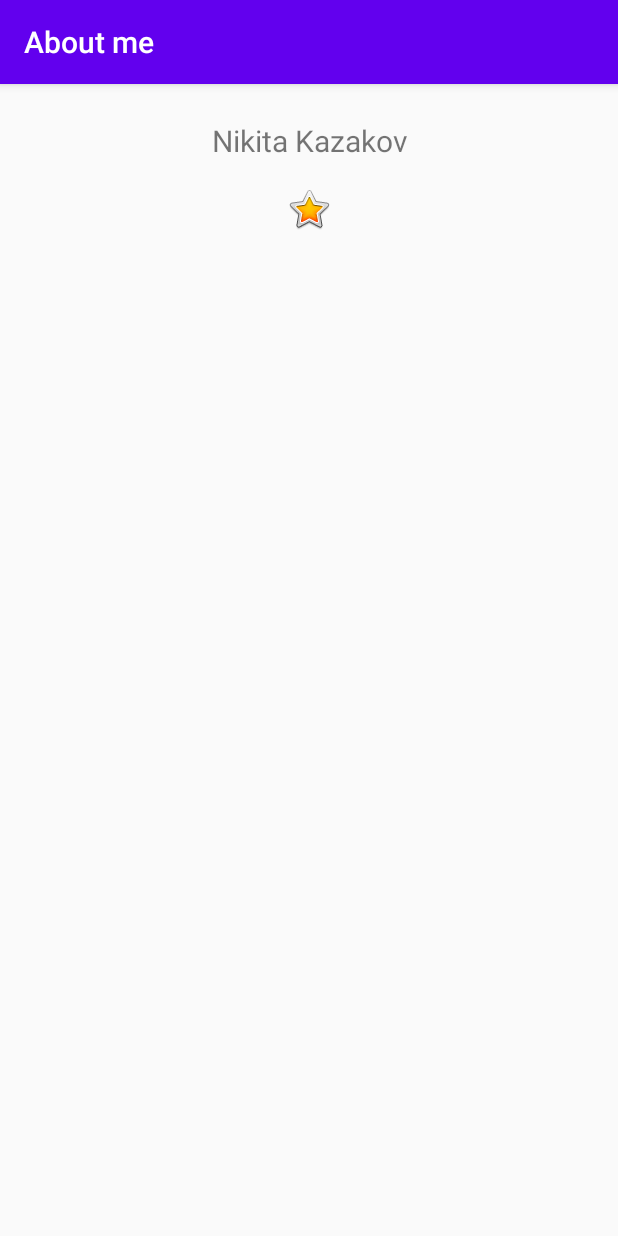
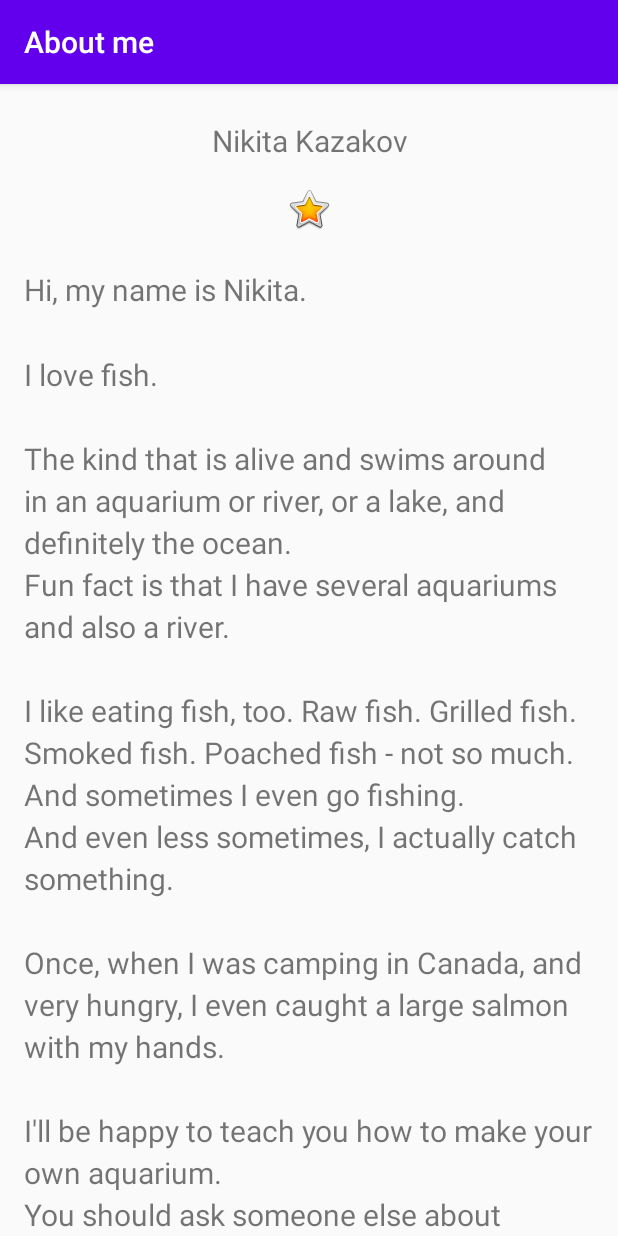
Before and after one commit to Xtrave/AboutMe, an Android app: the screen it shows after launch (MainActivity), on a phone screen of 412 x 824 dp. Run offline under Robolectric (Android 15) with nearby library versions, the phone set to English and light mode, and no system bars; Roboto replaces fonts that are not available here.

Commit message:
All about me

```diff
--- a/app/src/main/res/layout/activity_main.xml
+++ b/app/src/main/res/layout/activity_main.xml
@@ -5,7 +5,9 @@
     android:layout_width="match_parent"
     android:layout_height="match_parent"
     android:orientation="vertical"
-    tools:context=".MainActivity">
+    tools:context=".MainActivity"
+    android:paddingStart="16dp"
+    android:paddingEnd="16dp">
 
     <TextView
         android:id="@+id/textView2"
@@ -20,6 +22,22 @@
         android:layout_width="match_parent"
         android:layout_height="wrap_content"
         app:srcCompat="@android:drawable/btn_star_big_on"
-        android:contentDescription="@string/yellow_star"
-        android:layout_marginTop="16dp"/>
+        android:layout_marginTop="16dp"
+        android:contentDescription="@string/todo" />
+
+    <ScrollView
+        android:id="@+id/bio_scroll"
+        android:layout_width="match_parent"
+        android:layout_height="match_parent"
+        tools:ignore="ScrollViewCount">
+
+        <TextView
+            android:layout_width="match_parent"
+            android:layout_height="wrap_content"
+            android:text="@string/bio"
+            android:lineSpacingMultiplier="1.2"
+            style="@style/NameStyle"/>
+
+    </ScrollView>
+
 </LinearLayout>
--- a/app/src/main/res/values/strings.xml
+++ b/app/src/main/res/values/strings.xml
@@ -2,4 +2,7 @@
     <string name="app_name">About me</string>
     <string name="name">Nikita Kazakov</string>
     <string name="yellow_star">TODO</string>
+    <string name="todo">TODO</string>
+    <string name="bio">Hi, my name is Nikita. \n\nI love fish. \n\nThe kind that is alive and swims around in an aquarium or river, or a lake, and definitely the ocean. \nFun fact is that I have several aquariums and also a river. \n\nI like eating fish, too. Raw fish. Grilled fish. Smoked fish. Poached fish - not so much. \nAnd sometimes I even go fishing. \nAnd even less sometimes, I actually catch something. \n\nOnce, when I was camping in Canada, and very hungry, I even caught a large salmon with my hands. \n\nI\'ll be happy to teach you how to make your own aquarium. \nYou should ask someone else about fishing, though.\n\n</string>
+    <string name="avatar">TODO</string>
 </resources>
```
